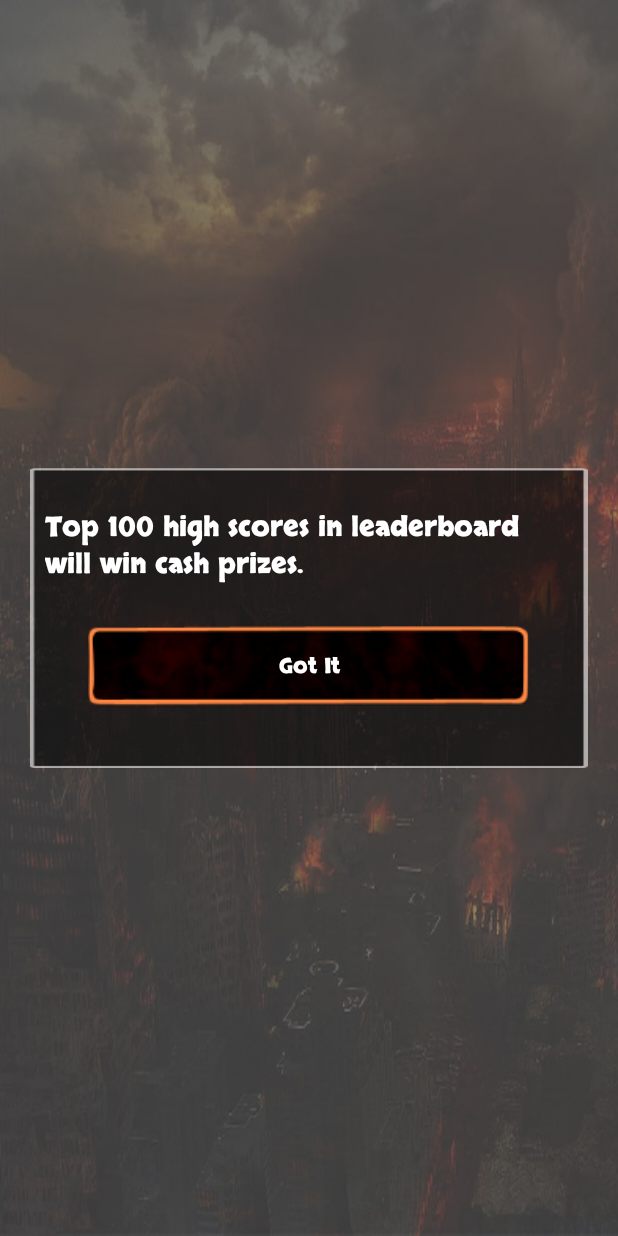
After one commit to jacklalsharma/DefuseLive, an Android app: the layout dialog_info.xml on its own in the app's theme, with its tools: preview values and no code run, on a phone screen of 412 x 824 dp. The commit adds this screen. Run offline under Robolectric (Android 15) with nearby library versions, the phone set to English and light mode, and no system bars.

Commit message:
different leaderboards, ads switched to different account

```diff
--- a/app/src/main/java/com/app/defuse/base/MyApplication.java
+++ b/app/src/main/java/com/app/defuse/base/MyApplication.java
@@ -4,6 +4,9 @@ import java.io.File;
 
 import android.app.Application;
 import android.util.Log;
+
+import com.google.android.gms.ads.MobileAds;
+import com.minixeroxindia.defuse.R;
 
 public class MyApplication extends Application {
 	private static MyApplication instance;
@@ -12,6 +15,8 @@ public class MyApplication extends Application {
 	public void onCreate() {
 		super.onCreate();
 		instance = this;
+		MobileAds.initialize(this,
+				getResources().getString(R.string.ad_id));
 	}
 
 	public static MyApplication getInstance() {
--- /dev/null
+++ b/app/src/main/res/layout/dialog_info.xml
@@ -0,0 +1,79 @@
+<?xml version="1.0" encoding="utf-8"?>
+<LinearLayout xmlns:android="http://schemas.android.com/apk/res/android"
+    android:layout_width="match_parent"
+    android:layout_height="match_parent"
+    android:background="@drawable/dialogbox_bg"
+    android:gravity="center" >
+
+    <LinearLayout
+        android:layout_width="wrap_content"
+        android:layout_height="200dp"
+        android:layout_margin="20dp"
+        android:background="@drawable/dialogbox_popup"
+        android:gravity="center"
+        android:orientation="vertical" >
+
+        <com.app.defuse.views.MyTextView
+            android:layout_marginRight="10dp"
+            android:layout_marginLeft="10dp"
+            android:id="@+id/txtGameOverHeading"
+            android:layout_width="wrap_content"
+            android:layout_height="wrap_content"
+            android:layout_gravity="center_horizontal"
+            android:layout_marginBottom="15dp"
+            android:textAlignment="center"
+            android:text="Top 100 high scores in leaderboard will win cash prizes."
+            android:textColor="@android:color/white"
+            android:textSize="18sp" />
+
+        <TextView
+            android:id="@+id/game_buy_credtis"
+            android:layout_width="wrap_content"
+            android:layout_height="wrap_content"
+            android:layout_gravity="center"
+            android:layout_marginBottom="25dp"
+            android:textColor="@android:color/white"
+            android:visibility="gone" />
+
+
+
+        <com.app.defuse.views.MyTextView
+            android:gravity="center"
+            android:textSize="14dp"
+            android:textColor="@android:color/white"
+            android:text="Got It"
+            android:id="@+id/join_contest"
+            android:layout_width="wrap_content"
+            android:layout_height="wrap_content"
+            android:layout_gravity="center"
+            android:layout_margin="10dp"
+            android:background="@drawable/press_level" />
+
+        <com.app.defuse.views.MyTextView
+            android:visibility="gone"
+            android:gravity="center"
+            android:textSize="14dp"
+            android:textColor="@android:color/white"
+            android:text="Not Now"
+            android:id="@+id/game_over_exit"
+            android:layout_width="wrap_content"
+            android:layout_height="wrap_content"
+            android:layout_gravity="center"
+            android:layout_margin="10dp"
+            android:background="@drawable/press_level" />
+
+        <TextView
+            android:visibility="gone"
+            android:id="@+id/share_score"
+            android:layout_width="wrap_content"
+            android:layout_height="wrap_content"
+            android:layout_gravity="center"
+            android:layout_margin="10dp"
+            android:textColor="@drawable/selecotor_text"
+            android:gravity="center"
+            android:padding="10dp"
+            android:text="@string/title_share_score"
+            android:textStyle="bold" />
+    </LinearLayout>
+
+</LinearLayout>
--- a/app/src/main/res/values/strings.xml
+++ b/app/src/main/res/values/strings.xml
@@ -1,8 +1,9 @@
 <?xml version="1.0" encoding="utf-8"?>
 <resources>
 
-    <string name="banner_ad_unit_id">ca-app-pub-8556556796236697/1944835568</string>
-    <string name="interstitial_ad_unit_id">ca-app-pub-8556556796236697/7293365162</string>
+    <string name="ad_id">ca-app-pub-3375308416390907~4655344048</string>
+    <string name="banner_ad_unit_id">ca-app-pub-3375308416390907/9360752107</string>
+    <string name="interstitial_ad_unit_id">ca-app-pub-3375308416390907/3286422059</string>
     <string name="ap_promotion">com.viceversaog.minixerox</string>
     <string name="app_name">Defuse</string>
     <string name="hello_world">Hello world!</string>
```
Also changed, not shown: app/src/main/java/com/app/defuse/activities/GameActivity.java (+95 -1 lines), app/src/main/java/com/app/defuse/activities/HomeActivity.java (+29 -0 lines), app/src/main/java/com/app/defuse/base/BaseFragment.java (+2 -18 lines), app/src/main/java/com/app/defuse/fragments/HomeFragment.java (+26 -0 lines).
